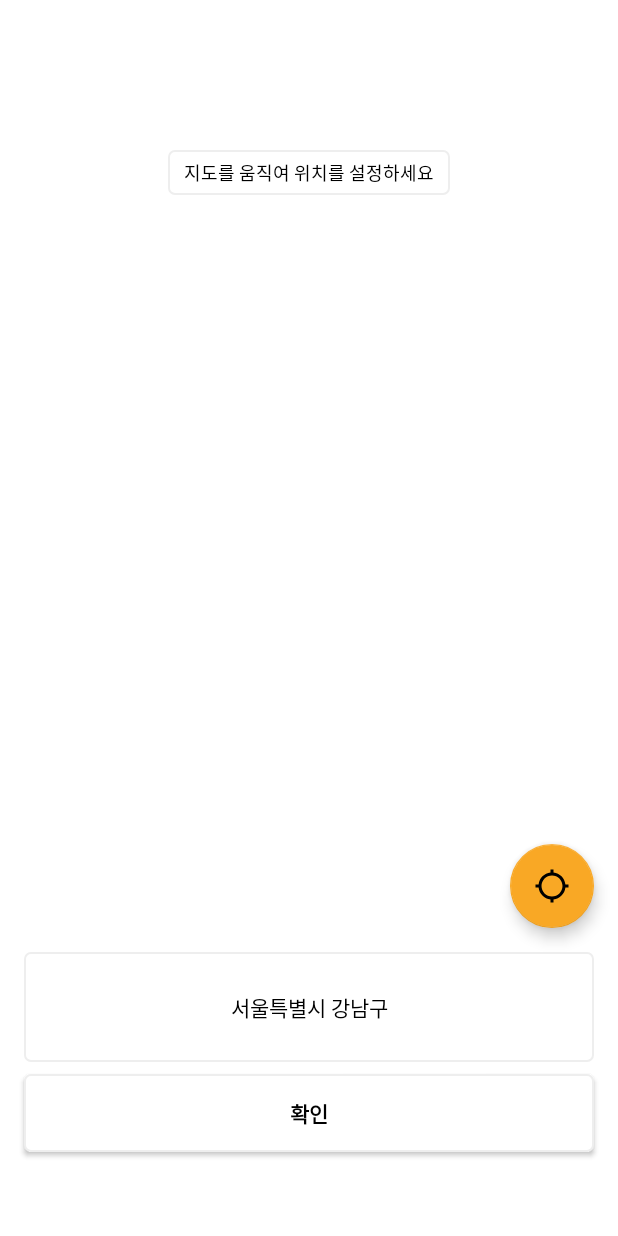
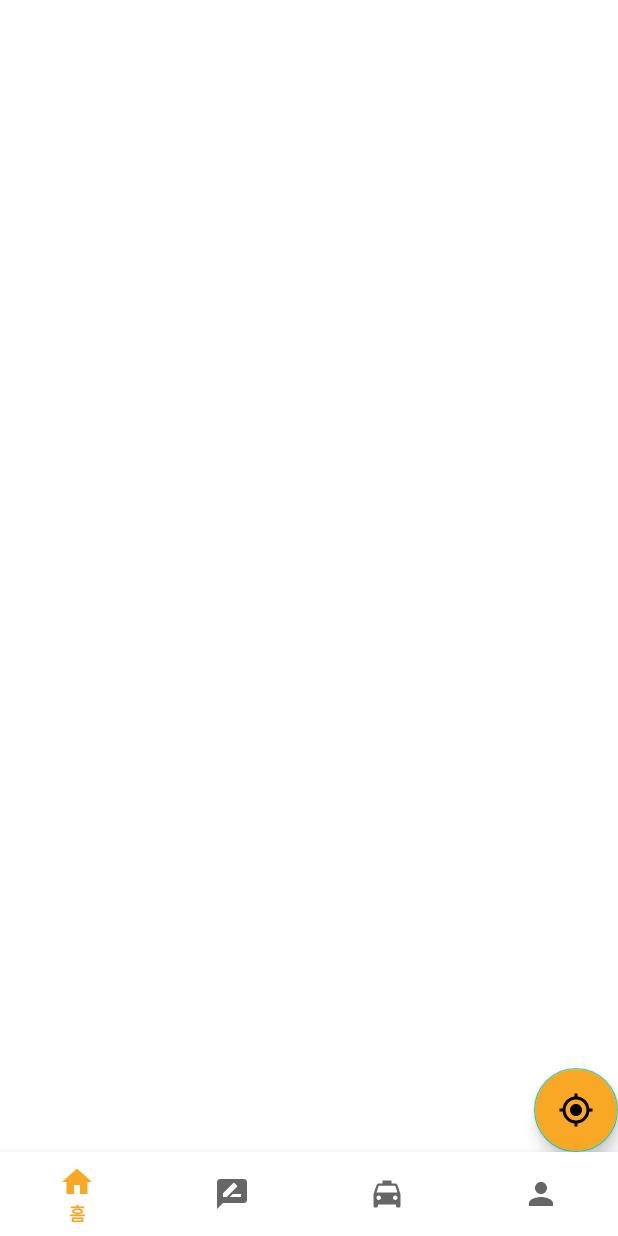
Before and after one commit to parkseonwoo/Reviewaza, an Android app: the layout fragment_location_enroll.xml on its own in the app's theme, with its tools: preview values and no code run, on a phone screen of 412 x 824 dp. Run offline under Robolectric (Android 15) with nearby library versions, the phone set to English and light mode, and no system bars.

Commit message:
위치 추적 기능 추가

```diff
--- a/app/build.gradle
+++ b/app/build.gradle
@@ -105,6 +105,10 @@ dependencies {
     // Naver Map API
     implementation("com.naver.maps:map-sdk:3.16.1")
 
+    // Google Map
+    implementation 'com.google.android.gms:play-services-maps:18.1.0'
+    implementation 'com.google.android.gms:play-services-location:21.0.1'
+
     // Ted Permission - RxJva3
     // Normal
     implementation 'io.github.ParkSangGwon:tedpermission-normal:3.3.0'
--- a/app/src/main/java/com/app/service/reviewaza/login/LoginActivity.kt
+++ b/app/src/main/java/com/app/service/reviewaza/login/LoginActivity.kt
@@ -331,9 +331,6 @@ class LoginActivity : AppCompatActivity() {
         Firebase.messaging.token.addOnCompleteListener {
             val token = it.result
             val personMap = mutableMapOf<String, Any>()
-            personMap["userId"] = uid
-            personMap["username"] = user.kakaoAccount?.profile?.nickname.orEmpty()
-            personMap["userImage"] = user.kakaoAccount?.profile?.thumbnailImageUrl.orEmpty()
             personMap["fcmToken"] = token!!
 
             Firebase.database(DB_URL).reference.child(DB_USERS).child(uid)
--- a/app/src/main/java/com/app/service/reviewaza/login/UserItem.kt
+++ b/app/src/main/java/com/app/service/reviewaza/login/UserItem.kt
@@ -8,4 +8,6 @@ data class UserItem (
      val userImage: String? = null,
      val description: String? = null,
      val fcmToken: String? = null,
+     var latitude: Double? = null,
+     var longitude: Double? = null,
 )
--- a/app/src/main/res/drawable/ic_baseline_location_searching_24.xml
+++ /dev/null
@@ -1,5 +0,0 @@
-<vector android:height="24dp" android:tint="#000000"
-    android:viewportHeight="24" android:viewportWidth="24"
-    android:width="24dp" xmlns:android="http://schemas.android.com/apk/res/android">
-    <path android:fillColor="@android:color/white" android:pathData="M20.94,11c-0.46,-4.17 -3.77,-7.48 -7.94,-7.94V1h-2v2.06C6.83,3.52 3.52,6.83 3.06,11H1v2h2.06c0.46,4.17 3.77,7.48 7.94,7.94V23h2v-2.06c4.17,-0.46 7.48,-3.77 7.94,-7.94H23v-2h-2.06zM12,19c-3.87,0 -7,-3.13 -7,-7s3.13,-7 7,-7 7,3.13 7,7 -3.13,7 -7,7z"/>
-</vector>
--- /dev/null
+++ b/app/src/main/res/drawable/ic_baseline_my_location_24.xml
@@ -0,0 +1,5 @@
+<vector android:height="24dp" android:tint="#000000"
+    android:viewportHeight="24" android:viewportWidth="24"
+    android:width="24dp" xmlns:android="http://schemas.android.com/apk/res/android">
+    <path android:fillColor="@android:color/white" android:pathData="M12,8c-2.21,0 -4,1.79 -4,4s1.79,4 4,4 4,-1.79 4,-4 -1.79,-4 -4,-4zM20.94,11c-0.46,-4.17 -3.77,-7.48 -7.94,-7.94L13,1h-2v2.06C6.83,3.52 3.52,6.83 3.06,11L1,11v2h2.06c0.46,4.17 3.77,7.48 7.94,7.94L11,23h2v-2.06c4.17,-0.46 7.48,-3.77 7.94,-7.94L23,13v-2h-2.06zM12,19c-3.87,0 -7,-3.13 -7,-7s3.13,-7 7,-7 7,3.13 7,7 -3.13,7 -7,7z"/>
+</vector>
--- a/app/src/main/res/layout/fragment_location_enroll.xml
+++ b/app/src/main/res/layout/fragment_location_enroll.xml
@@ -1,4 +1,5 @@
 <?xml version="1.0" encoding="utf-8"?>
+
 <layout xmlns:android="http://schemas.android.com/apk/res/android"
     xmlns:app="http://schemas.android.com/apk/res-auto"
     xmlns:tools="http://schemas.android.com/tools">
@@ -9,71 +10,31 @@
 
     <androidx.constraintlayout.widget.ConstraintLayout
         android:layout_width="match_parent"
-        android:layout_height="match_parent"
-        tools:context=".views.location_enroll.LocationEnrollFragment">
+        android:layout_height="match_parent">
 
         <FrameLayout
-            android:id="@+id/naver_map"
+            android:id="@+id/mapFragment"
+            android:name="com.google.android.gms.maps.SupportMapFragment"
             android:layout_width="match_parent"
             android:layout_height="match_parent" />
 
-        <TextView
-            android:layout_width="188dp"
-            android:layout_height="30dp"
-            android:layout_marginTop="100dp"
-            android:background="@drawable/edittext_rounded_corner_rectangle"
-            android:gravity="center"
-            android:text="지도를 움직여 위치를 설정하세요"
-            android:textColor="@color/black"
-            android:textSize="12dp"
+        <com.google.android.material.floatingactionbutton.FloatingActionButton
+            android:id="@+id/currentLocationButton"
+            android:layout_width="wrap_content"
+            android:layout_height="wrap_content"
+            android:src="@drawable/ic_baseline_my_location_24"
+            android:backgroundTint="#F9A825"
+            app:layout_constraintEnd_toEndOf="parent"
+            app:layout_constraintBottom_toTopOf="@id/bottomNavigationView" />
+
+        <com.google.android.material.bottomnavigation.BottomNavigationView
+            android:id="@+id/bottomNavigationView"
+            android:layout_width="0dp"
+            android:layout_height="wrap_content"
+            app:layout_constraintBottom_toBottomOf="parent"
             app:layout_constraintEnd_toEndOf="parent"
             app:layout_constraintStart_toStartOf="parent"
-            app:layout_constraintTop_toTopOf="parent" />
-
-        <TextView
-            android:id="@+id/tv_location"
-            android:layout_width="0dp"
-            android:layout_height="73dp"
-            android:layout_marginHorizontal="16dp"
-            android:layout_marginBottom="8dp"
-            android:background="@drawable/edittext_rounded_corner_rectangle"
-            android:gravity="center"
-            android:paddingHorizontal="12dp"
-            android:textColor="@color/black"
-            app:layout_constraintBottom_toTopOf="@id/btn_confirm"
-            app:layout_constraintEnd_toEndOf="parent"
-            app:layout_constraintStart_toStartOf="parent"
-            tools:text="서울특별시 강남구" />
-
-        <androidx.appcompat.widget.AppCompatButton
-            android:id="@+id/btn_confirm"
-            android:layout_width="0dp"
-            android:layout_height="52dp"
-            android:layout_marginStart="16dp"
-            android:layout_marginTop="23.74dp"
-            android:layout_marginEnd="16dp"
-            android:layout_marginBottom="56dp"
-            android:background="@drawable/edittext_rounded_corner_rectangle"
-            android:text="확인"
-            android:textColor="@color/black"
-            android:textSize="14dp"
-            android:textStyle="bold"
-            app:layout_constraintBottom_toBottomOf="parent"
-            app:layout_constraintEnd_toEndOf="parent"
-            app:layout_constraintStart_toStartOf="parent" />
-
-        <com.google.android.material.floatingactionbutton.FloatingActionButton
-            android:id="@+id/fab_tracking"
-            android:layout_width="wrap_content"
-            android:layout_height="wrap_content"
-            android:layout_marginEnd="16dp"
-            android:layout_marginBottom="16dp"
-            android:backgroundTint="#F9A825"
-            android:contentDescription="추적"
-            android:src="@drawable/ic_baseline_location_searching_24"
-            app:backgroundTint="#F9A825"
-            app:layout_constraintBottom_toTopOf="@id/tv_location"
-            app:layout_constraintEnd_toEndOf="parent" />
+            app:menu="@menu/bottom_menu" />
 
     </androidx.constraintlayout.widget.ConstraintLayout>
 </layout>
--- a/build.gradle
+++ b/build.gradle
@@ -7,6 +7,6 @@ plugins {
     id 'com.android.application' version '7.3.1' apply false
     id 'com.android.library' version '7.3.1' apply false
     id 'org.jetbrains.kotlin.android' version '1.7.20' apply false
-    id 'com.google.gms.google-services' version '4.3.10' apply false
+    id 'com.google.gms.google-services' version '4.3.15' apply false
     id 'com.google.android.libraries.mapsplatform.secrets-gradle-plugin' version '2.0.1' apply false
 }
```
Also changed, not shown: app/src/main/AndroidManifest.xml (+7 -3 lines), app/src/main/java/com/app/service/reviewaza/LocationEnrollFragment.kt (+283 -146 lines).
